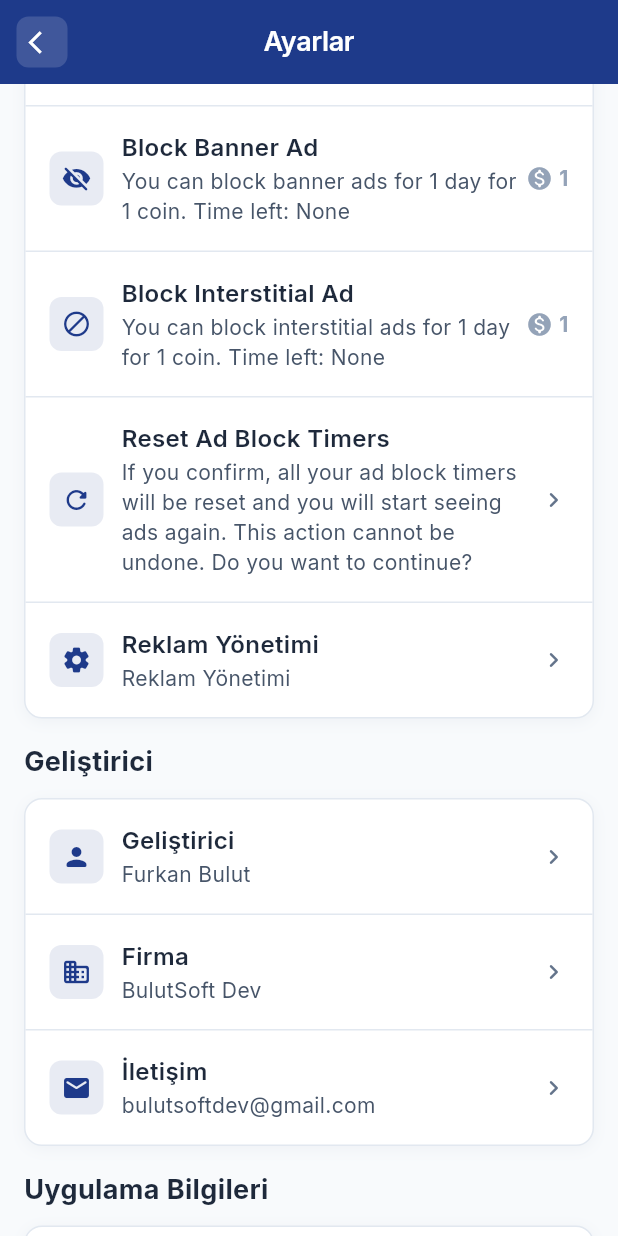
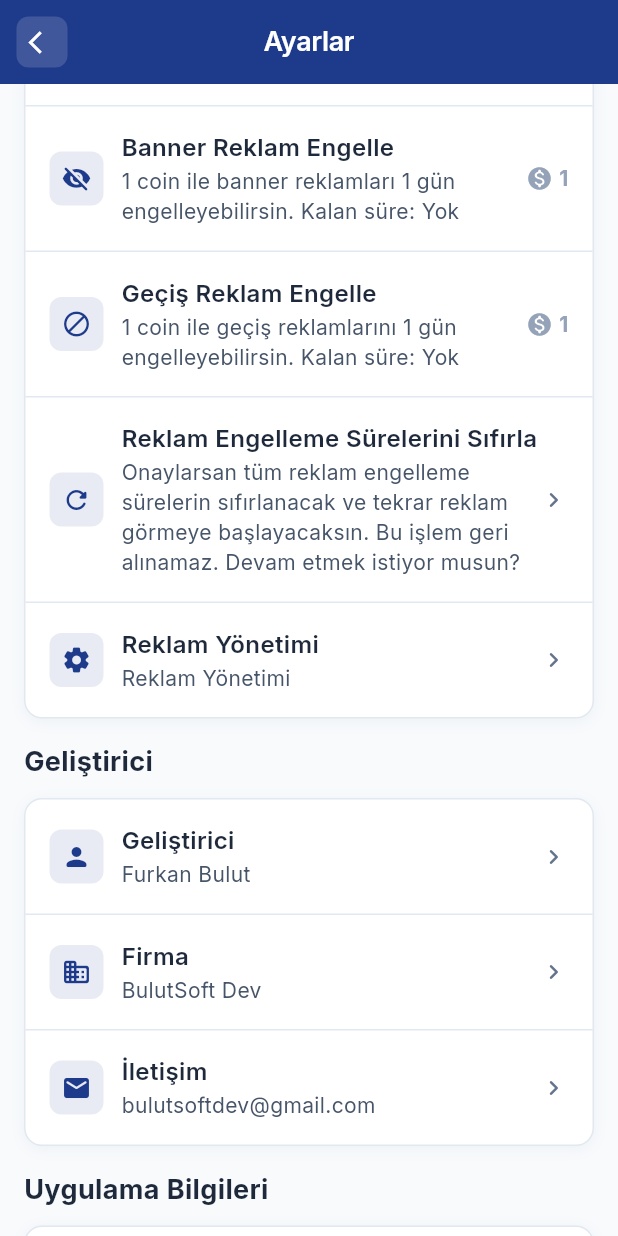
Before and after one commit to Furk4nBulut/Yurtta-Ye-Mobile, a Flutter app: the SettingsScreen screen opened by its route, scrolled down 1152 dp, on a phone screen of 412 x 824 dp. Run offline on Flutter 3.47's test engine with Material 3 defaults, Android fonts, the phone set to English and light mode, and no system bars; our stand-ins replace flutter_dotenv, flutter_local_notifications, go_router, google_fonts, google_mobile_ads, permission_handler and 3 more; accounts and stored records are empty; network calls fail.

Commit message:
Localization fixes and new version.

```diff
--- a/lib/utils/localization.dart
+++ b/lib/utils/localization.dart
@@ -300,32 +300,32 @@ class Localization {
       'ad_info_interstitial': 'Geçiş Reklamı',
       'ad_info_interstitial_desc': 'Sayfa geçişlerinde veya belirli aksiyonlarda tam ekran olarak çıkan reklamlardır. Kısa sürelidir ve kapatılabilir.',
       'ad_info_coin': 'Coin',
-      'ad_info_coin_desc': 'Earned by watching ads. You can block banner or interstitial ads for 1 day with coins.',
+      'ad_info_coin_desc': 'Reklam izleyerek kazanılır. Coin ile banner veya geçiş reklamlarını 1 günlüğüne engelleyebilirsin.',
       'ad_info_total_earned': 'Toplam Coin',
-      'ad_info_ads_watched': 'Ads watched so far',
-      'ad_info_watch_ad': 'Watch Ad, Earn Coin',
-      'ad_info_watch_ad_desc': 'You can earn coins by watching rewarded ads. Each ad gives 1 coin.',
-      'ad_info_block_banner': 'Block Banner Ad',
-      'ad_info_block_banner_desc': 'You can block banner ads for 1 day for 1 coin. Time left:',
-      'ad_info_block_banner_success': 'Banner ad successfully blocked!',
-      'ad_info_block_interstitial': 'Block Interstitial Ad',
-      'ad_info_block_interstitial_desc': 'You can block interstitial ads for 1 day for 1 coin. Time left:',
-      'ad_info_block_interstitial_success': 'Interstitial ad successfully blocked!',
-      'ad_info_reset': 'Reset Ad Block Timers',
-      'ad_info_reset_confirm': 'If you confirm, all your ad block timers will be reset and you will start seeing ads again. This action cannot be undone. Do you want to continue?',
-      'ad_info_reset_success': 'All ad block timers have been reset. Ads will be shown again.',
-      'ad_info_warning': 'Warning',
-      'ad_info_warning_text': 'If you delete the app or clear your phone memory, your coins and ad history may be lost!',
-      'ad_info_support': 'Buy Me a Coffee',
-      'ad_info_support_desc': 'You can buy me a coffee to support further development! Thank you for your support ❤️',
-      'ad_info_support_button': 'Buy Me a Coffee',
-      'ad_info_bug': 'Bug Report & Contact',
-      'ad_info_bug_desc': 'Did you encounter a bug? You can contact me or report a bug using the buttons below.',
-      'ad_info_bug_report': 'Report Bug',
-      'ad_info_email': 'Email',
+      'ad_info_ads_watched': 'Şimdiye kadar izlenen reklam',
+      'ad_info_watch_ad': 'Reklam İzle, Coin Kazan',
+      'ad_info_watch_ad_desc': 'Ödüllü reklam izleyerek coin kazanabilirsin. Her reklam 1 coin verir.',
+      'ad_info_block_banner': 'Banner Reklam Engelle',
+      'ad_info_block_banner_desc': '1 coin ile banner reklamları 1 gün engelleyebilirsin. Kalan süre:',
+      'ad_info_block_banner_success': 'Banner reklam başarıyla engellendi!',
+      'ad_info_block_interstitial': 'Geçiş Reklam Engelle',
+      'ad_info_block_interstitial_desc': '1 coin ile geçiş reklamlarını 1 gün engelleyebilirsin. Kalan süre:',
+      'ad_info_block_interstitial_success': 'Geçiş reklamı başarıyla engellendi!',
+      'ad_info_reset': 'Reklam Engelleme Sürelerini Sıfırla',
+      'ad_info_reset_confirm': 'Onaylarsan tüm reklam engelleme sürelerin sıfırlanacak ve tekrar reklam görmeye başlayacaksın. Bu işlem geri alınamaz. Devam etmek istiyor musun?',
+      'ad_info_reset_success': 'Tüm reklam engelleme süreleri sıfırlandı. Reklamlar tekrar gösterilecek.',
+      'ad_info_warning': 'Uyarı',
+      'ad_info_warning_text': 'Uygulamayı siler veya telefon hafızasını temizlerseniz coin ve reklam geçmişiniz kaybolabilir!',
+      'ad_info_support': 'Bir Kahve Ismarla',
+      'ad_info_support_desc': 'Daha fazla geliştirme için bana bir kahve ısmarlayabilirsin! Desteğin için teşekkürler ❤️',
+      'ad_info_support_button': 'Bir Kahve Ismarla',
+      'ad_info_bug': 'Hata Bildir & İletişim',
+      'ad_info_bug_desc': 'Bir hata ile mi karşılaştın? Aşağıdaki butonlarla bana ulaşabilir veya hata bildirebilirsin.',
+      'ad_info_bug_report': 'Hata Bildir',
+      'ad_info_email': 'E-posta',
       'ad_info_thanks': 'Tebrikler! 1 coin kazandın 🎉',
       'ad_info_thanks_message': 'Teşekkürler! Desteklerin çok değerli.',
-      'ad_info_none': 'None',
+      'ad_info_none': 'Yok',
       'ad_info_manage_ads': 'Reklam Yönetimi',
       'soon': 'Yakında',
     },
--- a/pubspec.yaml
+++ b/pubspec.yaml
@@ -1,6 +1,6 @@
 name: yurttaye_mobile
 description: A Flutter app to view YurttaYe menus
-version: 1.3.3+22
+version: 1.3.5+23
 
 environment:
   sdk: '>=3.0.0 <4.0.0'
```
